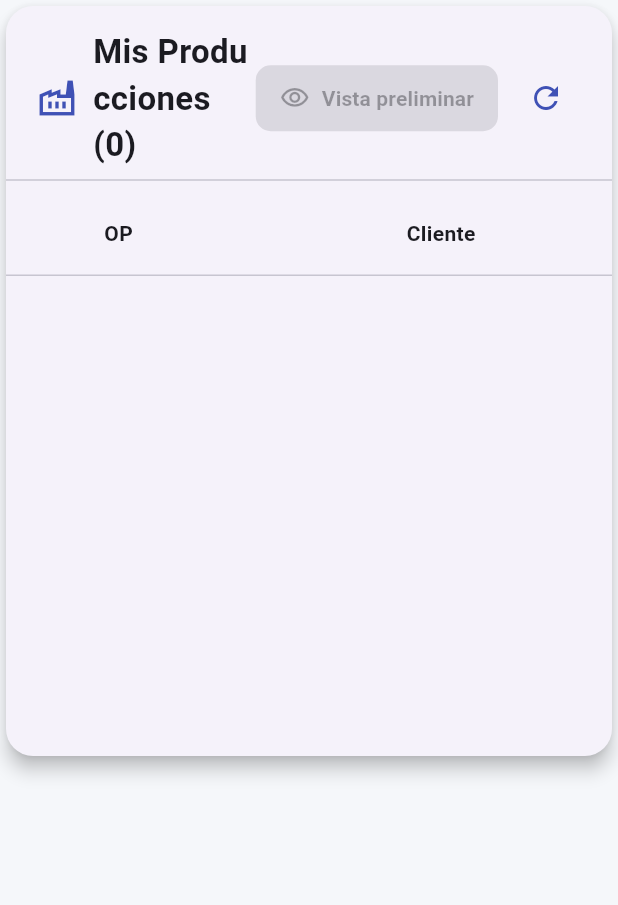
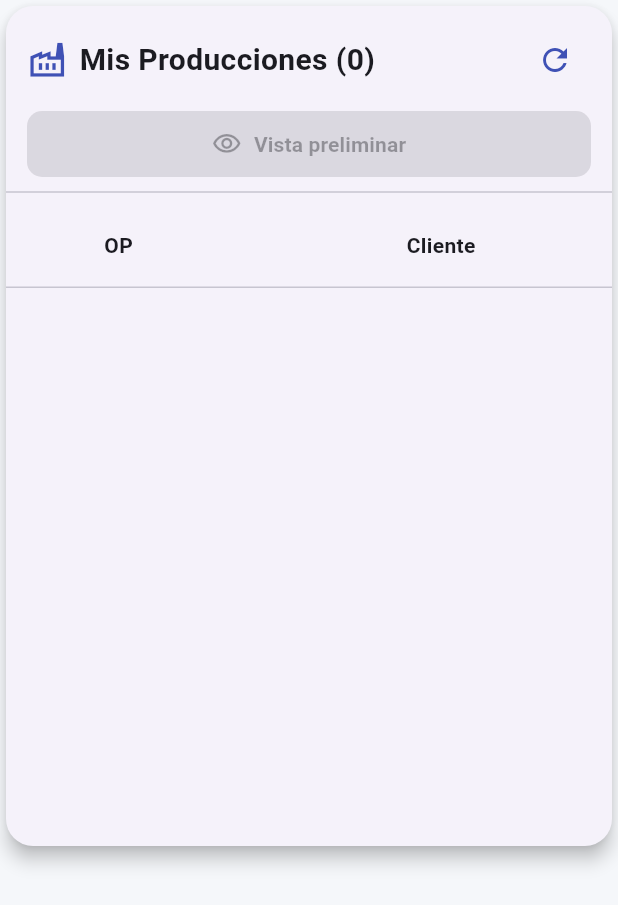
Before and after one commit to roquelimachi-cloud/Stock-Control-ELCOPE, a Flutter app: the MisProduccionesWidget widget shown alone on an empty page, opened directly, on a phone screen of 412 x 824 dp. Shown: the top 905 px of the screen. Run offline on Flutter 3.47's test engine with Material 3 defaults, Android fonts, the phone set to English and light mode, and no system bars; drawn by our look-alikes of syncfusion_flutter_datagrid; our stand-ins replace file_picker, flutter_dotenv, pdf, printing, supabase_flutter, syncfusion_flutter_charts; missing offline and left inert: excel; accounts and stored records are empty.

Commit message:
analisis 01/09/26segundo

```diff
--- a/lib/widgets/produccion/mis_producciones_widget.dart
+++ b/lib/widgets/produccion/mis_producciones_widget.dart
@@ -26,13 +26,8 @@ class _MisProduccionesWidgetState
   @override
   void initState() {
     super.initState();
-
     future = service.obtener();
   }
-
-  // =========================================================
-  // ACTUALIZAR
-  // =========================================================
 
   Future<void> _actualizar() async {
     setState(() {
@@ -42,19 +37,11 @@ class _MisProduccionesWidgetState
     await future;
   }
 
-  // =========================================================
-  // VISTA
-  // =========================================================
-
   @override
   Widget build(BuildContext context) {
     return FutureBuilder<List<ProduccionModel>>(
       future: future,
       builder: (context, snapshot) {
-        // =====================================================
-        // CARGANDO
-        // =====================================================
-
         if (snapshot.connectionState ==
             ConnectionState.waiting) {
           return const Card(
@@ -66,10 +53,6 @@ class _MisProduccionesWidgetState
             ),
           );
         }
-
-        // =====================================================
-        // ERROR
-        // =====================================================
 
         if (snapshot.hasError) {
           return Card(
@@ -90,115 +73,95 @@ class _MisProduccionesWidgetState
 
         final lista = snapshot.data ?? [];
 
-        // =====================================================
-        // DEBUG
-        // =====================================================
-
-        debugPrint(
-          "=================================",
-        );
-
         debugPrint(
           "Usuario   : ${Sesion.usuario}",
         );
-
         debugPrint(
           "Nombre    : ${Sesion.nombre}",
         );
-
         debugPrint(
           "Rol       : ${Sesion.rol}",
         );
-
         debugPrint(
           "Vendedor  : ${Sesion.vendedor}",
         );
-
         debugPrint(
           "Cantidad OP: ${lista.length}",
         );
 
-        debugPrint(
-          "=================================",
-        );
-
-        for (final op in lista) {
-          debugPrint(
-            "${op.numeroProduccion} - ${op.representante}",
-          );
-        }
-
-        // =====================================================
-        // TARJETA
-        // =====================================================
+        final mobile =
+            MediaQuery.sizeOf(context).width < 650;
 
         return Card(
           elevation: 5,
           shape: RoundedRectangleBorder(
             borderRadius: BorderRadius.circular(18),
           ),
-
           child: SizedBox(
-            height: 500,
-
+            height: mobile ? 560 : 500,
             child: Column(
               children: [
-                const SizedBox(height: 15),
-
-                // =================================================
-                // ENCABEZADO
-                // =================================================
+                SizedBox(height: mobile ? 12 : 15),
 
                 Padding(
-                  padding: const EdgeInsets.symmetric(
-                    horizontal: 20,
+                  padding: EdgeInsets.symmetric(
+                    horizontal: mobile ? 14 : 20,
                   ),
-
-                  child: Row(
+                  child: mobile
+                      ? Column(
+                          crossAxisAlignment:
+                              CrossAxisAlignment.stretch,
                           children: [
-                      // ===========================================
-                      // ICONO
-                      // ===========================================
-
+                            Row(
+                              children: [
                                 const Icon(
                                   Icons.factory_outlined,
                                   color: Colors.indigo,
-                        size: 28,
+                                  size: 27,
                                 ),
-
-                      const SizedBox(width: 10),
-
-                      // ===========================================
-                      // TITULO
-                      // ===========================================
-
+                                const SizedBox(width: 8),
                                 Expanded(
                                   child: Text(
                                     "Mis Producciones (${lista.length})",
+                                    maxLines: 1,
+                                    overflow:
+                                        TextOverflow.ellipsis,
                                     style: const TextStyle(
-                            fontSize: 22,
-                            fontWeight: FontWeight.bold,
+                                      fontSize: 20,
+                                      fontWeight:
+                                          FontWeight.bold,
                                     ),
                                   ),
                                 ),
+                                IconButton(
+                                  tooltip: "Actualizar",
+                                  onPressed: _actualizar,
+                                  icon: const Icon(
+                                    Icons.refresh,
+                                    color: Colors.indigo,
+                                  ),
+                                ),
+                              ],
+                            ),
 
-                      // ===========================================
-                      // VISTA PRELIMINAR
-                      // ===========================================
+                            const SizedBox(height: 8),
 
+                            SizedBox(
+                              width: double.infinity,
+                              child:
                                   ElevatedButton.icon(
-                        style: ElevatedButton.styleFrom(
+                                style:
+                                    ElevatedButton.styleFrom(
                                   backgroundColor:
-                              const Color(0xFF007A45),
+                                      const Color(
+                                    0xFF007A45,
+                                  ),
                                   foregroundColor:
                                       Colors.white,
-
                                   padding:
                                       const EdgeInsets.symmetric(
-                            horizontal: 16,
                                     vertical: 12,
                                   ),
-
                                   shape:
                                       RoundedRectangleBorder(
                                     borderRadius:
@@ -207,12 +170,10 @@ class _MisProduccionesWidgetState
                                     ),
                                   ),
                                 ),
-
                                 icon: const Icon(
                                   Icons.visibility_outlined,
                                   size: 20,
                                 ),
-
                                 label: const Text(
                                   "Vista preliminar",
                                   style: TextStyle(
@@ -220,12 +181,12 @@ class _MisProduccionesWidgetState
                                         FontWeight.bold,
                                   ),
                                 ),
-
                                 onPressed: lista.isEmpty
                                     ? null
                                     : () {
-                                Navigator.of(context)
-                                    .push(
+                                        Navigator.of(
+                                          context,
+                                        ).push(
                                           MaterialPageRoute(
                                             builder: (_) =>
                                                 MisProduccionesPreview(
@@ -236,18 +197,80 @@ class _MisProduccionesWidgetState
                                         );
                                       },
                               ),
-
+                            ),
+                          ],
+                        )
+                      : Row(
+                          children: [
+                            const Icon(
+                              Icons.factory_outlined,
+                              color: Colors.indigo,
+                              size: 28,
+                            ),
+                            const SizedBox(width: 10),
+                            Expanded(
+                              child: Text(
+                                "Mis Producciones (${lista.length})",
+                                style: const TextStyle(
+                                  fontSize: 22,
+                                  fontWeight:
+                                      FontWeight.bold,
+                                ),
+                              ),
+                            ),
+                            ElevatedButton.icon(
+                              style:
+                                  ElevatedButton.styleFrom(
+                                backgroundColor:
+                                    const Color(
+                                  0xFF007A45,
+                                ),
+                                foregroundColor:
+                                    Colors.white,
+                                padding:
+                                    const EdgeInsets.symmetric(
+                                  horizontal: 16,
+                                  vertical: 12,
+                                ),
+                                shape:
+                                    RoundedRectangleBorder(
+                                  borderRadius:
+                                      BorderRadius.circular(
+                                    10,
+                                  ),
+                                ),
+                              ),
+                              icon: const Icon(
+                                Icons.visibility_outlined,
+                                size: 20,
+                              ),
+                              label: const Text(
+                                "Vista preliminar",
+                                style: TextStyle(
+                                  fontWeight:
+                                      FontWeight.bold,
+                                ),
+                              ),
+                              onPressed: lista.isEmpty
+                                  ? null
+                                  : () {
+                                      Navigator.of(
+                                        context,
+                                      ).push(
+                                        MaterialPageRoute(
+                                          builder: (_) =>
+                                              MisProduccionesPreview(
+                                            producciones:
+                                                lista,
+                                          ),
+                                        ),
+                                      );
+                                    },
+                            ),
                             const SizedBox(width: 8),
-
-                      // ===========================================
-                      // ACTUALIZAR
-                      // ===========================================
-
                             IconButton(
                               tooltip: "Actualizar",
-
                               onPressed: _actualizar,
-
                               icon: const Icon(
                                 Icons.refresh,
                                 color: Colors.indigo,
@@ -259,29 +282,18 @@ class _MisProduccionesWidgetState
 
                 const Divider(),
 
-                // =================================================
-                // TABLA
-                // =================================================
-
                 Expanded(
                   child: SfDataGrid(
                     source:
                         ProduccionMisOpDataSource(
                       lista,
                     ),
-
                     columnWidthMode:
                         ColumnWidthMode.none,
-
                     columns: [
-                      // ==========================================
-                      // OP
-                      // ==========================================
-
                       GridColumn(
                         width: 150,
                         columnName: 'op',
-
                         label: const Center(
                           child: Text(
                             "OP",
@@ -292,15 +304,9 @@ class _MisProduccionesWidgetState
                           ),
                         ),
                       ),
-
-                      // ==========================================
-                      // CLIENTE
-                      // ==========================================
-
                       GridColumn(
                         width: 280,
                         columnName: 'cliente',
-
                         label: const Center(
                           child: Text(
                             "Cliente",
@@ -311,15 +317,9 @@ class _MisProduccionesWidgetState
                           ),
                         ),
                       ),
-
-                      // ==========================================
-                      // ARTÍCULO
-                      // ==========================================
-
                       GridColumn(
                         width: 450,
                         columnName: 'articulo',
-
                         label: const Center(
                           child: Text(
                             "Artículo",
@@ -330,15 +330,9 @@ class _MisProduccionesWidgetState
                           ),
                         ),
                       ),
-
-                      // ==========================================
-                      // FECHA PRODUCCIÓN
-                      // ==========================================
-
                       GridColumn(
                         width: 120,
                         columnName: 'entrega',
-
                         label: const Center(
                           child: Text(
                             "Fecha Prod",
@@ -349,15 +343,9 @@ class _MisProduccionesWidgetState
                           ),
                         ),
                       ),
-
-                      // ==========================================
-                      // RETRASO
-                      // ==========================================
-
                       GridColumn(
                         width: 90,
                         columnName: 'retraso',
-
                         label: const Center(
                           child: Text(
                             "Retraso",
@@ -368,15 +356,9 @@ class _MisProduccionesWidgetState
                           ),
                         ),
                       ),
-
-                      // ==========================================
-                      // CANTIDAD
-                      // ==========================================
-
                       GridColumn(
                         width: 120,
                         columnName: 'cantidad',
-
                         label: const Center(
                           child: Text(
                             "Cantidad",
@@ -387,15 +369,9 @@ class _MisProduccionesWidgetState
                           ),
                         ),
                       ),
-
-                      // ==========================================
-                      // VALOR NETO
-                      // ==========================================
-
                       GridColumn(
                         width: 140,
                         columnName: 'valor',
-
                         label: const Center(
                           child: Text(
                             "Valor Neto",
@@ -406,15 +382,9 @@ class _MisProduccionesWidgetState
                           ),
                         ),
                       ),
-
-                      // ==========================================
-                      // PESO COBRE
-                      // ==========================================
-
                       GridColumn(
                         width: 130,
                         columnName: 'cobre',
-
                         label: const Center(
                           child: Text(
                             "Peso Cobre",
@@ -425,15 +395,9 @@ class _MisProduccionesWidgetState
                           ),
                         ),
                       ),
-
-                      // ==========================================
-                      // CANAL
-                      // ==========================================
-
                       GridColumn(
                         width: 120,
                         columnName: 'canal',
-
                         label: const Center(
                           child: Text(
                             "Canal",
@@ -444,15 +408,9 @@ class _MisProduccionesWidgetState
                           ),
                         ),
                       ),
-
-                      // ==========================================
-                      // CLASE
-                      // ==========================================
-
                       GridColumn(
                         width: 90,
                         columnName: 'clase',
-
                         label: const Center(
                           child: Text(
                             "Clase",
@@ -463,15 +421,9 @@ class _MisProduccionesWidgetState
                           ),
                         ),
                       ),
-
-                      // ==========================================
-                      // FAMILIA
-                      // ==========================================
-
                       GridColumn(
                         width: 150,
                         columnName: 'familia',
-
                         label: const Center(
                           child: Text(
                             "Familia",
@@ -482,15 +434,9 @@ class _MisProduccionesWidgetState
                           ),
                         ),
                       ),
-
-                      // ==========================================
-                      // ESTADO
-                      // ==========================================
-
                       GridColumn(
                         width: 130,
                         columnName: 'estado',
-
                         label: const Center(
                           child: Text(
                             "Estado",
```
Also changed, not shown: lib/widgets/produccion/top_clientes_widget.dart (+216 -191 lines). Lines whose indentation alone changed are shown as unchanged.
